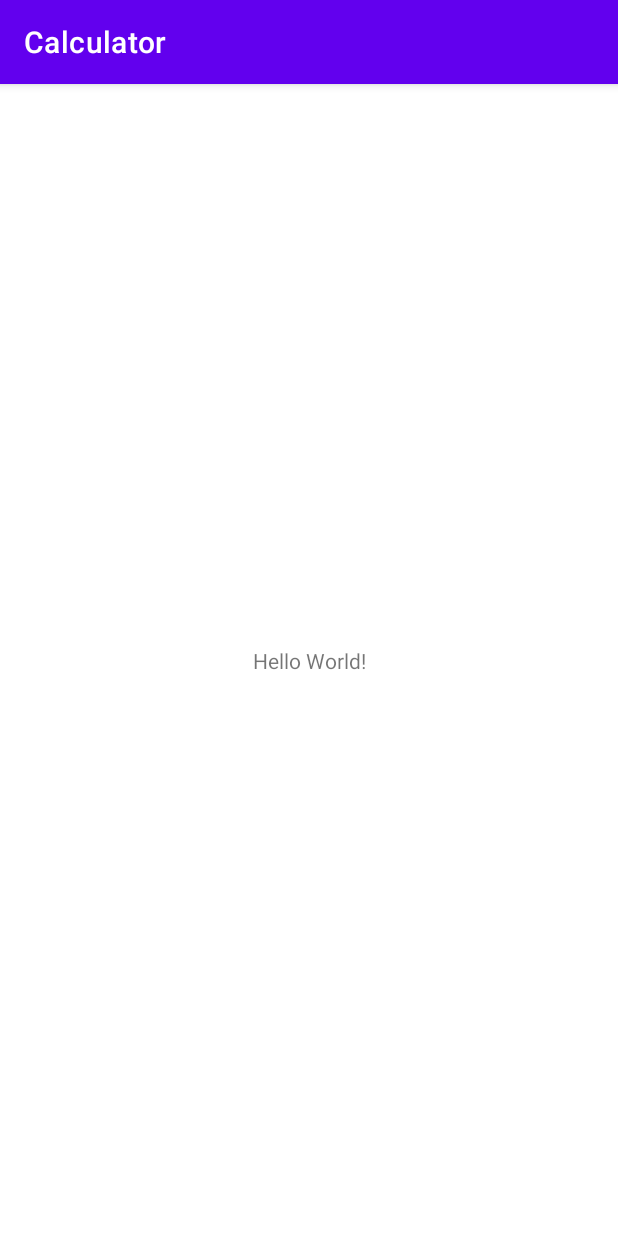
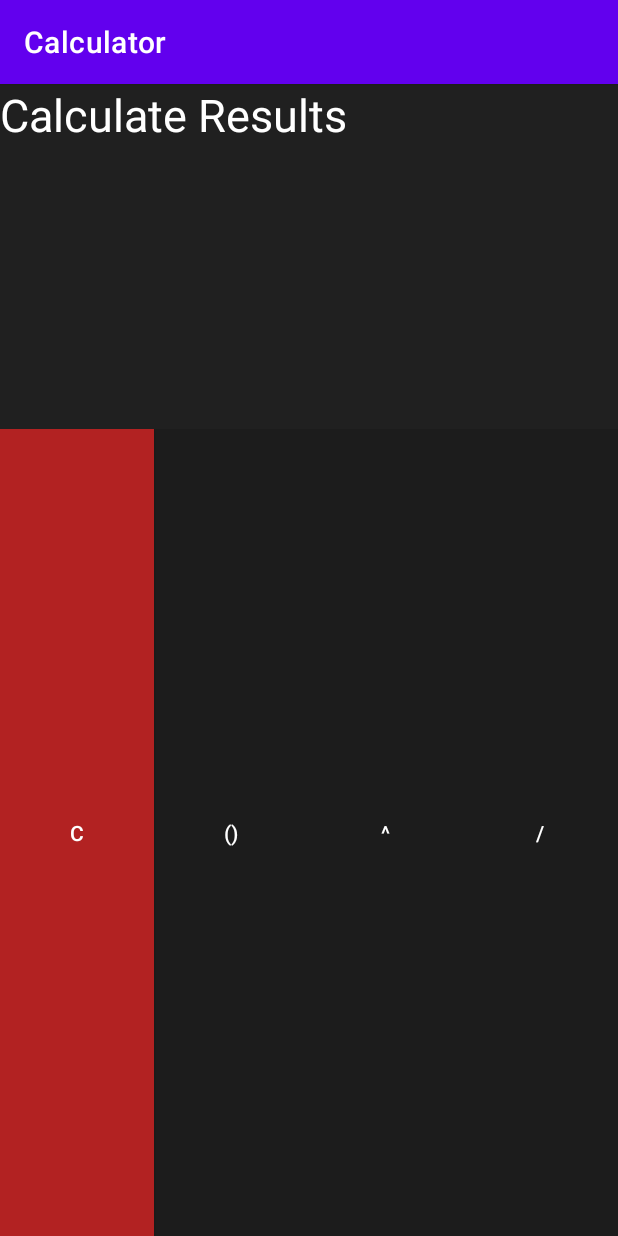
Before and after one commit to ochukoemmanuel/Calculator, an Android app: the screen it shows after launch (MainActivity), on a phone screen of 412 x 824 dp. Run offline under Robolectric (Android 15) with nearby library versions, the phone set to English and light mode, and no system bars.

Commit message:
Xml layout button

```diff
--- a/app/src/main/res/layout/activity_main.xml
+++ b/app/src/main/res/layout/activity_main.xml
@@ -1,18 +1,71 @@
 <?xml version="1.0" encoding="utf-8"?>
-<androidx.constraintlayout.widget.ConstraintLayout xmlns:android="http://schemas.android.com/apk/res/android"
+<LinearLayout xmlns:android="http://schemas.android.com/apk/res/android"
     xmlns:app="http://schemas.android.com/apk/res-auto"
     xmlns:tools="http://schemas.android.com/tools"
     android:layout_width="match_parent"
     android:layout_height="match_parent"
+    android:orientation="vertical"
+    android:background="@color/Dark_Grey"
     tools:context=".MainActivity">
 
-    <TextView
-        android:layout_width="wrap_content"
-        android:layout_height="wrap_content"
-        android:text="Hello World!"
-        app:layout_constraintBottom_toBottomOf="parent"
-        app:layout_constraintLeft_toLeftOf="parent"
-        app:layout_constraintRight_toRightOf="parent"
-        app:layout_constraintTop_toTopOf="parent" />
+    <LinearLayout
+        android:layout_width="match_parent"
+        android:layout_height="0dp"
+        android:layout_weight="3">
 
-</androidx.constraintlayout.widget.ConstraintLayout>
+        <TextView
+            android:layout_width="wrap_content"
+            android:layout_height="wrap_content"
+            android:textColor="@color/white"
+            android:text="Calculate Results"
+            android:textSize="30dp"/>
+
+    </LinearLayout>
+
+    <LinearLayout
+        android:layout_width="match_parent"
+        android:layout_height="0dp"
+        android:layout_weight="7"
+        android:orientation="vertical">
+
+        <LinearLayout
+            android:layout_width="match_parent"
+            android:layout_height="0dp"
+            android:layout_weight="1">
+
+            <androidx.appcompat.widget.AppCompatButton
+                android:layout_width="0dp"
+                android:layout_height="match_parent"
+                android:layout_weight="1"
+                android:background="@color/red"
+                android:textColor="@color/white"
+                android:text="C"/>
+
+            <androidx.appcompat.widget.AppCompatButton
+                android:layout_width="0dp"
+                android:layout_height="match_parent"
+                android:layout_weight="1"
+                android:background="@color/material_on_surface_stroke"
+                android:textColor="@color/white"
+                android:text="()"/>
+
+            <androidx.appcompat.widget.AppCompatButton
+                android:layout_width="0dp"
+                android:layout_height="match_parent"
+                android:layout_weight="1"
+                android:background="@color/material_on_surface_stroke"
+                android:textColor="@color/white"
+                android:text="^"/>
+
+            <androidx.appcompat.widget.AppCompatButton
+                android:layout_width="0dp"
+                android:layout_height="match_parent"
+                android:layout_weight="1"
+                android:background="@color/material_on_surface_stroke"
+                android:textColor="@color/white"
+                android:text="/"/>
+        </LinearLayout>
+
+    </LinearLayout>
+
+</LinearLayout>
--- a/app/src/main/res/values/colors.xml
+++ b/app/src/main/res/values/colors.xml
@@ -7,4 +7,7 @@
     <color name="teal_700">#FF018786</color>
     <color name="black">#FF000000</color>
     <color name="white">#FFFFFFFF</color>
+    <color name="red">#B22222</color>
+    <color name="Dark_Grey">#202020</color>
+    <color name="Orange">#FFBC00</color>
 </resources>
```
